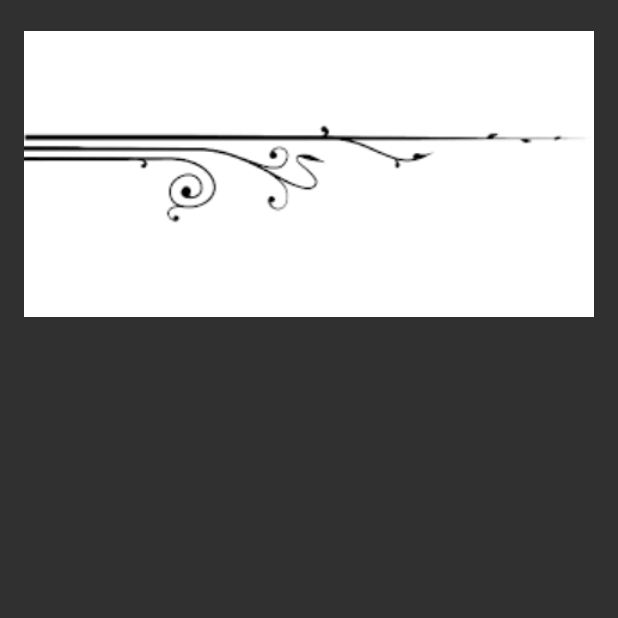
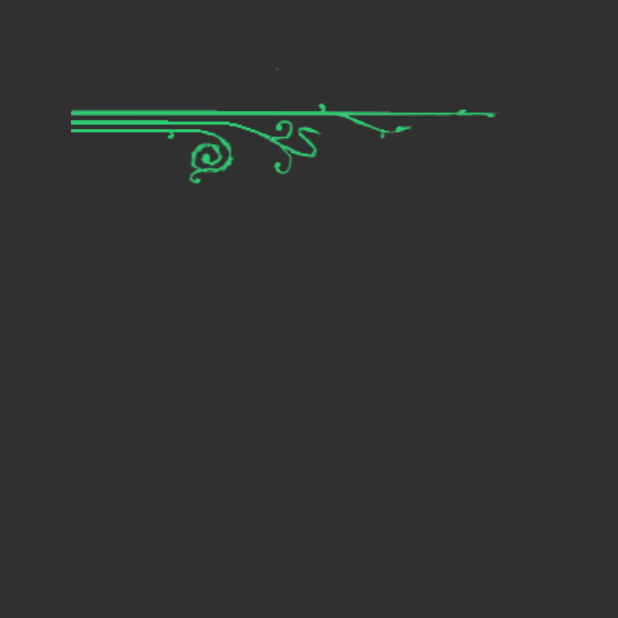
Before and after one commit to manmadeharp/BRLSI_App, an Android app: the InformationActivity screen opened directly, with no data from a screen before it, on a phone screen of 412 x 824 dp, the top half of it. Run offline under Robolectric (Android 15) with nearby library versions, the phone set to English and light mode, and no system bars.

Commit message:
things
things

```diff
--- a/Sciencetrail2/app/src/main/res/layout/activity_information.xml
+++ b/Sciencetrail2/app/src/main/res/layout/activity_information.xml
@@ -8,8 +8,8 @@
 
     <ImageView
         android:layout_width="match_parent"
-        android:layout_height="200dp"
-        android:src="@drawable/vine"
+        android:layout_height="wrap_content"
+        android:src="@drawable/greenvine"
 
         />
 
```
